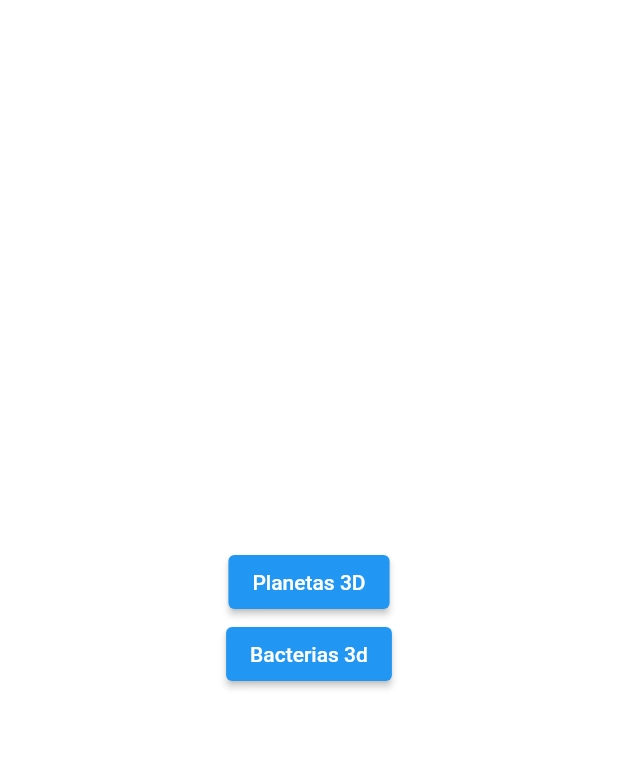
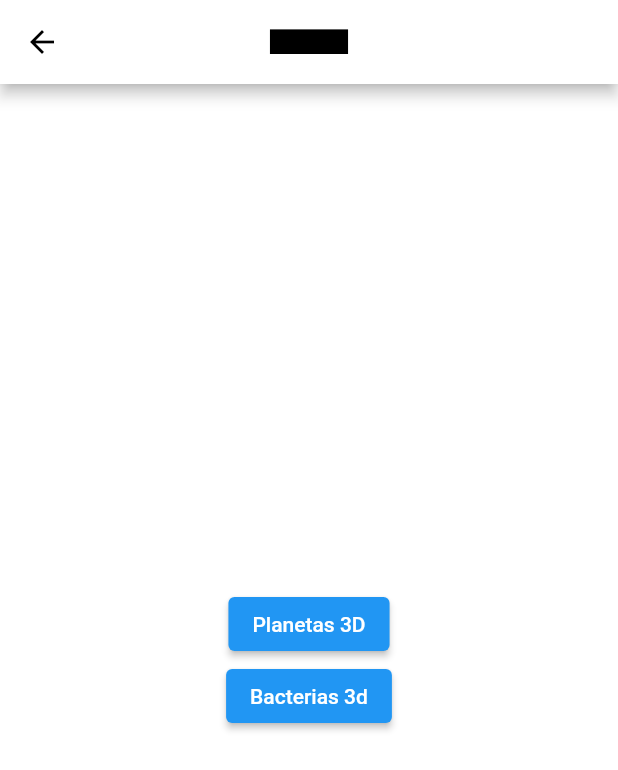
Before and after one commit to xElGrego/proyecto_tesis, a Flutter app: the screen it shows after launch, after a tap on "Zona 3D", on a phone screen of 412 x 824 dp. Shown: the top 770 px of the screen. Run offline on Flutter 3.47's test engine with Material 2 defaults, Android fonts, the phone set to English and light mode, and no system bars; our stand-ins replace flutter_swiper; missing offline and left inert: flutter_cube; network calls fail.

Commit message:
add splash

```diff
--- /dev/null
+++ b/lib/app/pages/splash/splash.dart
@@ -0,0 +1,48 @@
+import 'dart:async';
+
+import 'package:flutter/material.dart';
+import 'package:proyecto_tesis/app/pages/home/home_page.dart';
+
+class Splash extends StatefulWidget {
+  @override
+  _SplashState createState() => _SplashState();
+}
+
+class _SplashState extends State<Splash> {
+  void initState() {
+    super.initState();
+    Timer(
+      Duration(seconds: 3),
+      () => Navigator.pushReplacement(
+        context,
+        MaterialPageRoute(
+          builder: (context) => HomePage(),
+        ),
+      ),
+    );
+  }
+
+  @override
+  Widget build(BuildContext context) {
+    return Scaffold(
+      body: SafeArea(
+        child: Column(
+          children: [
+            Spacer(),
+            Center(
+              child: FractionallySizedBox(
+                widthFactor: .6,
+                child: FlutterLogo(size: 400),
+              ),
+            ),
+            Spacer(),
+            Text("Universidad de Guayaquil"),
+            Text("Xiomara Calderón"),
+            Text("Bella Figueroa"),
+            CircularProgressIndicator(),
+          ],
+        ),
+      ),
+    );
+  }
+}
--- a/lib/app/pages/zone_3d/bacterias/bacterias_3d.dart
+++ b/lib/app/pages/zone_3d/bacterias/bacterias_3d.dart
@@ -22,6 +22,7 @@ class _Bacteries3DState extends State<Bacteries3D> {
   Widget build(BuildContext context) {
     return Scaffold(
       appBar: AppBar(
+        automaticallyImplyLeading: true,
         title: Text(
           "Bacterias 3D",
           style: TextStyle(color: Colors.black, fontSize: 25),
--- a/lib/app/pages/zone_3d/homepage_zone3d.dart
+++ b/lib/app/pages/zone_3d/homepage_zone3d.dart
@@ -4,10 +4,18 @@ import 'package:proyecto_tesis/app/pages/zone_3d/planets/planets_3d.dart';
 import 'bacterias/bacterias_3d.dart';
 
 class HomePageZone3d extends StatelessWidget {
-
   @override
   Widget build(BuildContext context) {
     return Scaffold(
+      appBar: AppBar(
+        automaticallyImplyLeading: true,
+        title: Text(
+          "Zona 3D",
+          style: TextStyle(
+            color: Colors.black,
+          ),
+        ),
+      ),
       body: Center(
         child: Column(
           mainAxisAlignment: MainAxisAlignment.center,
--- a/lib/app/pages/zone_3d/planets/planets_3d.dart
+++ b/lib/app/pages/zone_3d/planets/planets_3d.dart
@@ -21,8 +21,10 @@ class _Planets3DState extends State<Planets3D> {
   Widget build(BuildContext context) {
     return Scaffold(
       appBar: AppBar(
+        automaticallyImplyLeading: true,
+
         title: Text(
-          "Planets 3D",
+          "Planetas 3D",
           style: TextStyle(
             color: Colors.black,
             fontSize: 25,
--- a/lib/main.dart
+++ b/lib/main.dart
@@ -1,6 +1,6 @@
 import 'package:flutter/material.dart';
+import 'package:proyecto_tesis/app/pages/splash/splash.dart';
 
-import 'app/pages/home/home_page.dart';
 
 void main() => runApp(MyApp());
 
@@ -14,6 +14,7 @@ class MyApp extends StatelessWidget {
         appBarTheme: AppBarTheme(
           centerTitle: true,
           color: Colors.white,
+          iconTheme: IconThemeData(color: Colors.black),
           titleTextStyle: TextStyle(
             color: Colors.black,
             backgroundColor: Colors.black,
@@ -22,7 +23,7 @@ class MyApp extends StatelessWidget {
         scaffoldBackgroundColor: Colors.white,
       ),
       title: 'El Mundo de la Ciencia',
-      home: HomePage(),
+      home: Splash(),
     );
   }
 }
```
Also changed, not shown: lib/data/planetas.dart (+35 -5 lines). Lines whose indentation alone changed are shown as unchanged.
